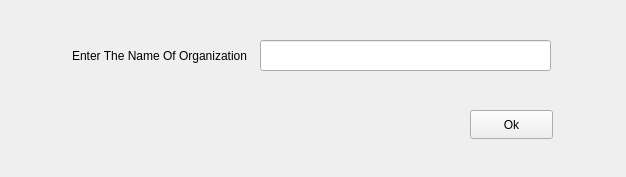
This is deleteteam.ui in NimaGhasemi1383/IUT_AP_PROJECT as Qt 5 draws it before an edit. The edited form follows.
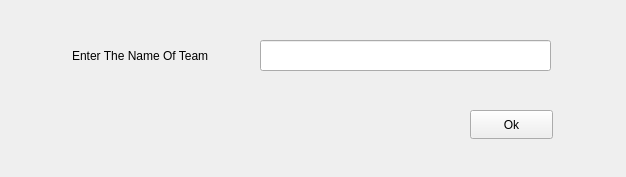
This is the edited form.

Patch:
```diff
--- a/deleteteam.ui
+++ b/deleteteam.ui
@@ -36,7 +36,7 @@
     <string notr="true">font: 700 9pt &quot;Segoe UI&quot;;</string>
    </property>
    <property name="text">
-    <string>Enter The Name Of Organization</string>
+    <string>Enter The Name Of Team</string>
    </property>
   </widget>
   <widget class="QPushButton" name="pushButton_ok">
```
